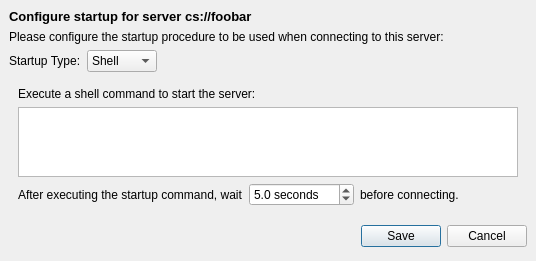
Above: Qt/Components/Resources/UI/pqEditServerStartupDialog.ui from wildmichael/ParaView3-enhancements-old before the change. Below: the same form after it.
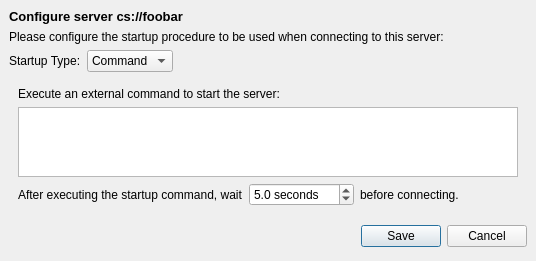
That is the form after the change. The open tabs and pages were chosen to show the change.

Commit message: STYLE: Renamed pqShellServerStartup to pqCommandServerStartup for clarity, consistency STYLE: pqCreateServerStartupDialog hides unused labels STYLE: Relabeled pqCreateServerStartupDialog and pqEditServerStartupDialog for clarity, consistency

```diff
--- a/Qt/Components/Resources/UI/pqEditServerStartupDialog.ui
+++ b/Qt/Components/Resources/UI/pqEditServerStartupDialog.ui
@@ -36,7 +36,7 @@
       </font>
      </property>
      <property name="text" >
-      <string>Configure startup for server cs://foobar</string>
+      <string>Configure server cs://foobar</string>
      </property>
     </widget>
    </item>
@@ -78,9 +78,12 @@
      </item>
      <item>
       <widget class="QComboBox" name="type" >
+       <property name="currentIndex" >
+        <number>0</number>
+       </property>
        <item>
         <property name="text" >
-         <string>Shell</string>
+         <string>Command</string>
         </property>
        </item>
        <item>
@@ -121,7 +124,7 @@
        <item>
         <widget class="QLabel" name="label_3" >
          <property name="text" >
-          <string>Execute a shell command to start the server:</string>
+          <string>Execute an external command to start the server:</string>
          </property>
         </widget>
        </item>
```
Left out of the diff: 4 changed lines with no effect on the pictures. The commit also changes 7 other files.
